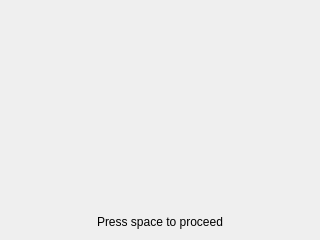
First picture: the form in ui/led_color_dialog.ui, repository EasonLu1222/readByYourself, before the edit.
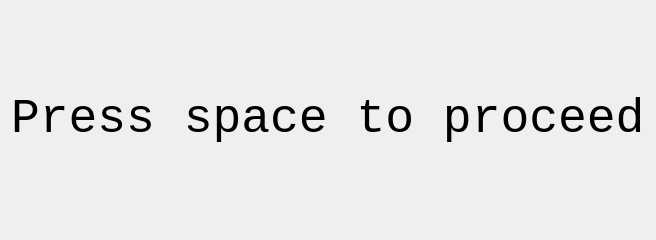
Second picture: the form after the edit.

Commit message: Enlarge fonts and improve layout for LED testing UI

Diff of the .ui file:
```diff
--- a/ui/led_color_dialog.ui
+++ b/ui/led_color_dialog.ui
@@ -6,7 +6,7 @@
    <rect>
     <x>0</x>
     <y>0</y>
-    <width>320</width>
+    <width>502</width>
     <height>240</height>
    </rect>
   </property>
@@ -19,8 +19,14 @@
      <item>
       <layout class="QHBoxLayout" name="horizontalLayout"/>
      </item>
-     <item alignment="Qt::AlignHCenter|Qt::AlignBottom">
+     <item alignment="Qt::AlignHCenter|Qt::AlignVCenter">
       <widget class="QLabel" name="label">
+       <property name="font">
+        <font>
+         <family>Courier New</family>
+         <pointsize>36</pointsize>
+        </font>
+       </property>
        <property name="text">
         <string>Press space to proceed</string>
        </property>
```
The commit also changes 3 other files.
